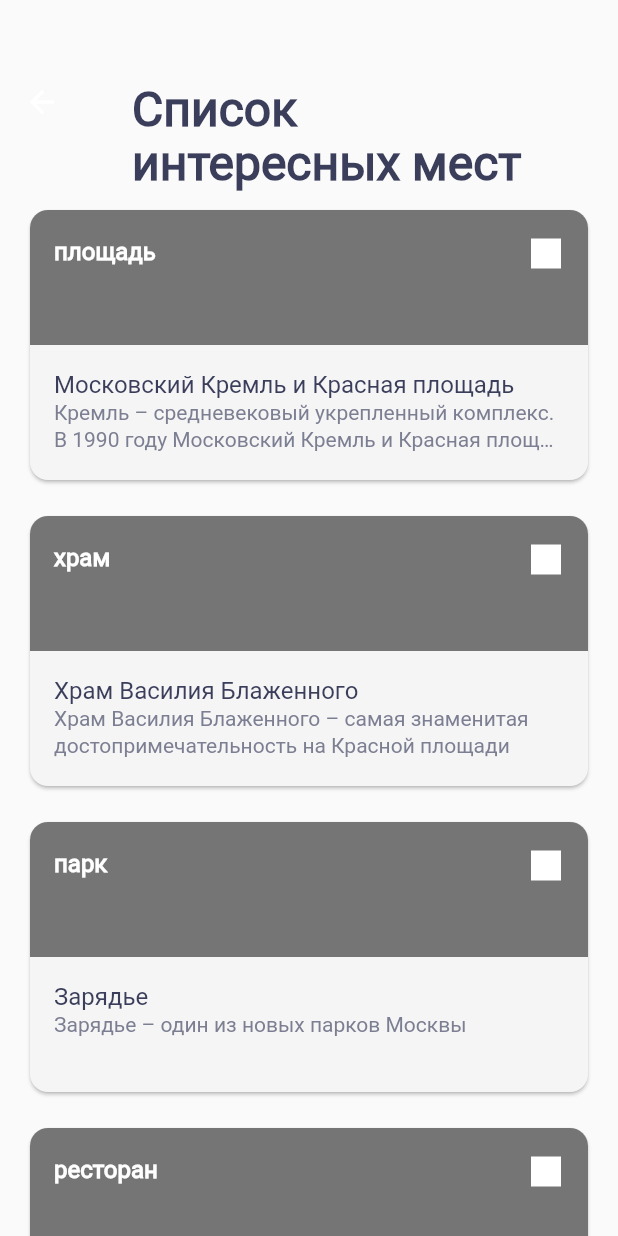
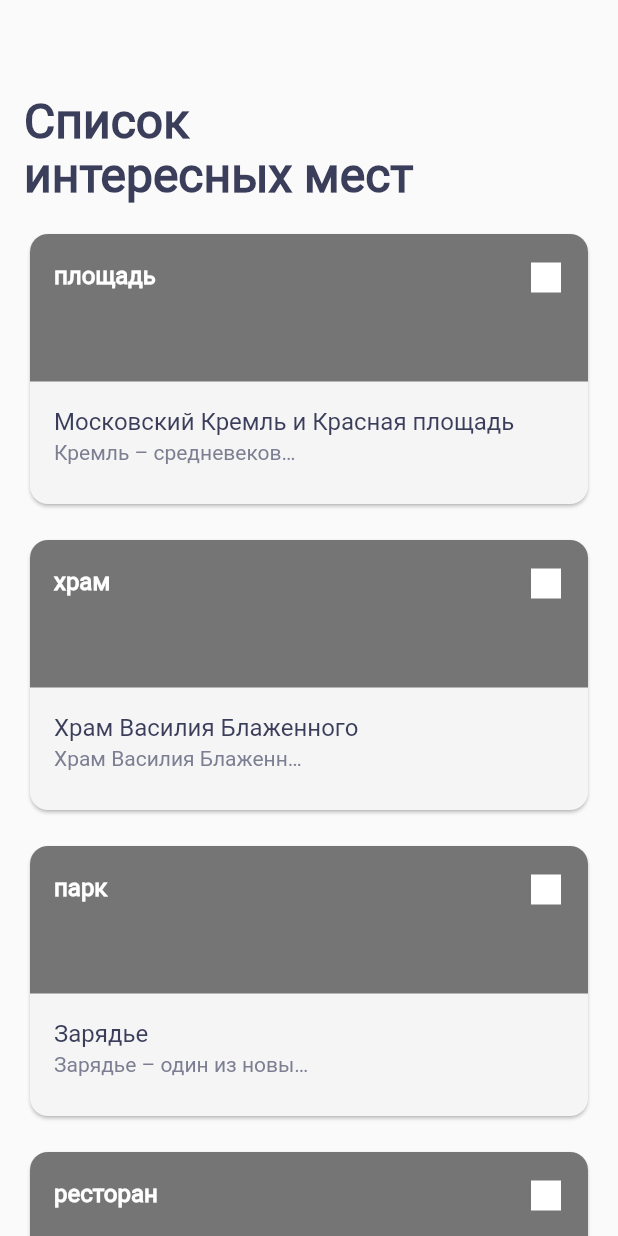
Before and after one commit to skillbox-koutja/surf-flutter-course-kutyakin, a Flutter app: the SightListScreen screen opened directly, on a phone screen of 412 x 824 dp. Run offline on Flutter 3.47's test engine with Material 2 defaults, Android fonts, the phone set to English and light mode, and no system bars.

Commit message:
4.8 Использование виджетов с установкой размеров

```diff
--- a/lib/main.dart
+++ b/lib/main.dart
@@ -14,8 +14,8 @@ class App extends StatelessWidget {
   Widget build(BuildContext context) {
     return MaterialApp(
       title: 'Places',
-      // home: SightListScreen(),
-      home: SightDetails(sight: restaurant),
+      home: SightListScreen(),
+      // home: SightDetails(sight: restaurant),
     );
   }
 }
--- a/lib/mocks.dart
+++ b/lib/mocks.dart
@@ -5,7 +5,7 @@ final restaurant = Sight(
   coordinates: MapCoordinates(lat: 0.04, long: 0.04),
   imageUrl: 'https://24warez.ru/uploads/posts/050318/221314/2.jpg',
   details:
-      'Пряный вкус радостной жизни вместе\nс\u{00A0}шеф-поваром Изо Дзандзава, благодаря которой у\u{00A0}гостей ресторана есть возможность выбирать из\u{00A0}двух направлений: европейского и\u{00A0}восточного',
+      'Пряный вкус радостной жизни вместе с\u{00A0}шеф-поваром Изо Дзандзава, благодаря которой у\u{00A0}гостей ресторана есть возможность выбирать из\u{00A0}двух направлений: европейского и\u{00A0}восточного',
   type: 'ресторан',
 );
 
--- a/lib/ui/screen/sight_card.dart
+++ b/lib/ui/screen/sight_card.dart
@@ -16,7 +16,8 @@ class SightCard extends StatelessWidget {
       child: Column(
         crossAxisAlignment: CrossAxisAlignment.start,
         children: [
-          Expanded(
+          Flexible(
+            flex: 3,
             child: SizedBox(
               width: double.infinity,
               child: DecoratedBox(
@@ -59,9 +60,13 @@ class SightCard extends StatelessWidget {
               ),
             ),
           ),
-          Expanded(
+          SizedBox(
+            height: 16,
+          ),
+          Flexible(
+            flex: 2,
             child: Padding(
-              padding: const EdgeInsets.all(16.0),
+              padding: const EdgeInsets.fromLTRB(16.0, 0, 16, 16),
               child: Column(
                 crossAxisAlignment: CrossAxisAlignment.start,
                 children: [
@@ -74,10 +79,21 @@ class SightCard extends StatelessWidget {
                       fontFamily: 'Roboto',
                       fontWeight: FontWeight.w500,
                     ),
-                    maxLines: 2,
                     overflow: TextOverflow.ellipsis,
                   ),
-                  Text(
+                  SizedBox(
+                    height: 2,
+                  ),
+                  LayoutBuilder(
+                    builder: (
+                      BuildContext context,
+                      BoxConstraints constraints,
+                    ) {
+                      return ConstrainedBox(
+                        constraints: BoxConstraints(
+                          maxWidth: constraints.maxWidth / 2,
+                        ),
+                        child: Text(
                           sight.details,
                           style: const TextStyle(
                             color: Color(0xFF7C7E92),
@@ -86,8 +102,10 @@ class SightCard extends StatelessWidget {
                             fontFamily: 'Roboto',
                             fontWeight: FontWeight.w400,
                           ),
-                    maxLines: 2,
                           overflow: TextOverflow.ellipsis,
+                        ),
+                      );
+                    },
                   ),
                 ],
               ),
--- a/lib/ui/screen/sight_list_screen.dart
+++ b/lib/ui/screen/sight_list_screen.dart
@@ -13,11 +13,10 @@ class _SightListScreenState extends State<SightListScreen> {
   @override
   Widget build(BuildContext context) {
     return Scaffold(
-      appBar: AppBar(
-        backgroundColor: Theme.of(context).scaffoldBackgroundColor,
-        elevation: 0,
-        toolbarHeight: 72 + 64,
-        title: const Align(
+      appBar: PreferredSize(
+        preferredSize: Size.fromHeight(72 + 64 + 16),
+        child: Container(
+          color: Theme.of(context).scaffoldBackgroundColor,
           alignment: Alignment.topLeft,
           child: Padding(
             padding: EdgeInsets.fromLTRB(16, 64, 16, 16),
```
Lines whose indentation alone changed are shown as unchanged.
